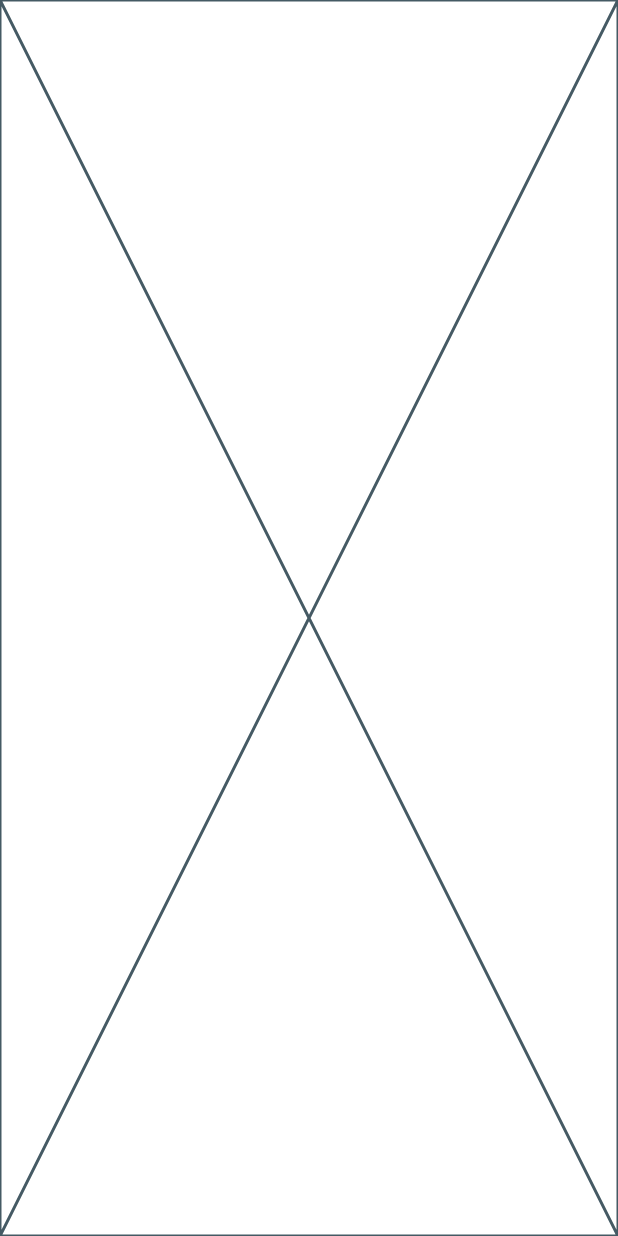
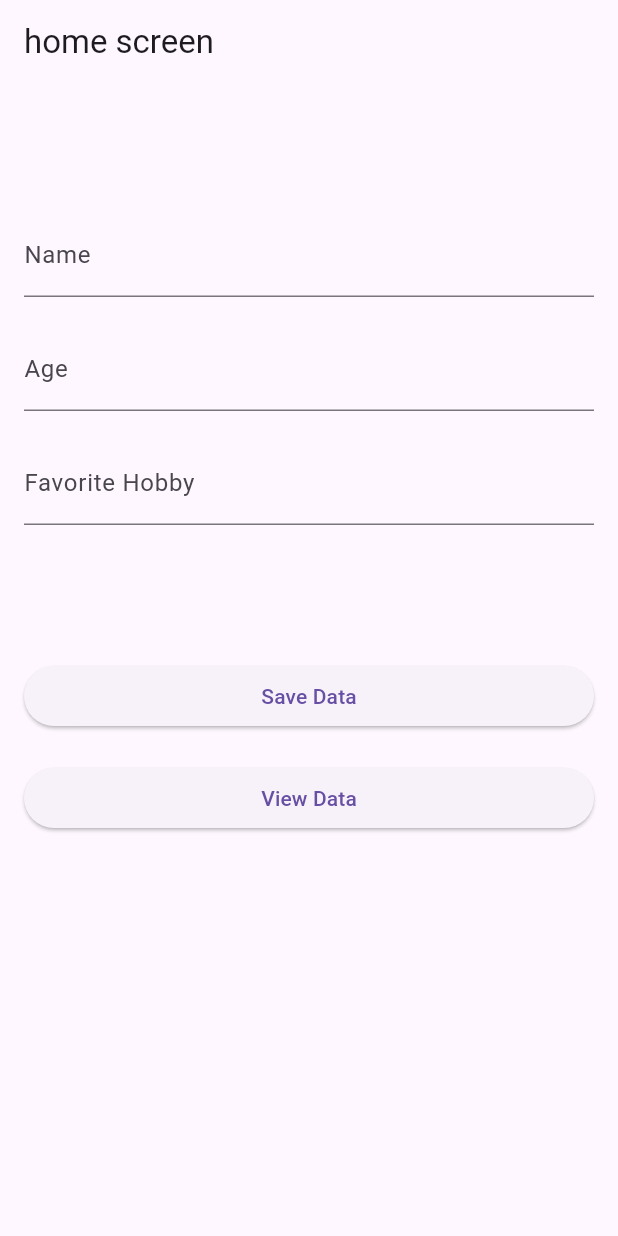
Before and after one commit to yara30999/sprints_firestore_demo, a Flutter app: the screen it shows after launch, on a phone screen of 412 x 824 dp. Run offline on Flutter 3.47's test engine with Material 3 defaults, Android fonts, the phone set to English and light mode, and no system bars; our stand-ins replace cloud_firestore, firebase_core; accounts and stored records are empty.

Commit message:
finish home screen

```diff
--- a/lib/screens/home_screen.dart
+++ b/lib/screens/home_screen.dart
@@ -1,10 +1,98 @@
+import 'package:cloud_firestore/cloud_firestore.dart';
 import 'package:flutter/material.dart';
+import 'package:sprints_firestore_demo/models/user_model.dart';
 
-class HomeScreen extends StatelessWidget {
+class HomeScreen extends StatefulWidget {
   const HomeScreen({super.key});
 
   @override
+  HomeScreenState createState() => HomeScreenState();
+}
+
+class HomeScreenState extends State<HomeScreen> {
+  final TextEditingController _nameController = TextEditingController();
+  final TextEditingController _ageController = TextEditingController();
+  final TextEditingController _hobbyController = TextEditingController();
+
+  Future<void> _saveData() async {
+    try {
+      final name = _nameController.text.trim();
+      final age = int.tryParse(_ageController.text.trim());
+      final hobby = _hobbyController.text.trim();
+
+      if (name.isEmpty || age == null || hobby.isEmpty) {
+        ScaffoldMessenger.of(context).showSnackBar(
+          SnackBar(content: Text("Please fill out all fields!")),
+        );
+        return;
+      }
+
+      // Save data to Firestore
+      await FirebaseFirestore.instance
+          .collection('users')
+          .add(User(name: name, age: age, favouriteHoppy: hobby).toFirestore());
+      if (mounted) {
+        ScaffoldMessenger.of(context).showSnackBar(
+          SnackBar(content: Text("Data saved successfully!")),
+        );
+      }
+
+      // Clear the input fields
+      _nameController.clear();
+      _ageController.clear();
+      _hobbyController.clear();
+    } catch (e) {
+      if (mounted) {
+        ScaffoldMessenger.of(context).showSnackBar(
+          SnackBar(content: Text("Error saving data: $e")),
+        );
+      }
+    }
+  }
+
+  @override
   Widget build(BuildContext context) {
-    return const Placeholder();
+    return Scaffold(
+      resizeToAvoidBottomInset: false,
+      appBar: AppBar(title: Text("home screen")),
+      body: SingleChildScrollView(
+        child: Padding(
+          padding: EdgeInsets.only(
+            top: 16.0,
+            left: 16.0,
+            right: 16.0,
+          ),
+          child: Column(
+            crossAxisAlignment: CrossAxisAlignment.stretch,
+            spacing: 20,
+            children: [
+              SizedBox(height: 50),
+              TextField(
+                controller: _nameController,
+                decoration: InputDecoration(labelText: "Name"),
+              ),
+              TextField(
+                controller: _ageController,
+                decoration: InputDecoration(labelText: "Age"),
+                keyboardType: TextInputType.number,
+              ),
+              TextField(
+                controller: _hobbyController,
+                decoration: InputDecoration(labelText: "Favorite Hobby"),
+              ),
+              SizedBox(height: 50),
+              ElevatedButton(
+                onPressed: _saveData,
+                child: Text("Save Data"),
+              ),
+              ElevatedButton(
+                onPressed: () {},
+                child: Text("View Data"),
+              ),
+            ],
+          ),
+        ),
+      ),
+    );
   }
 }
```
